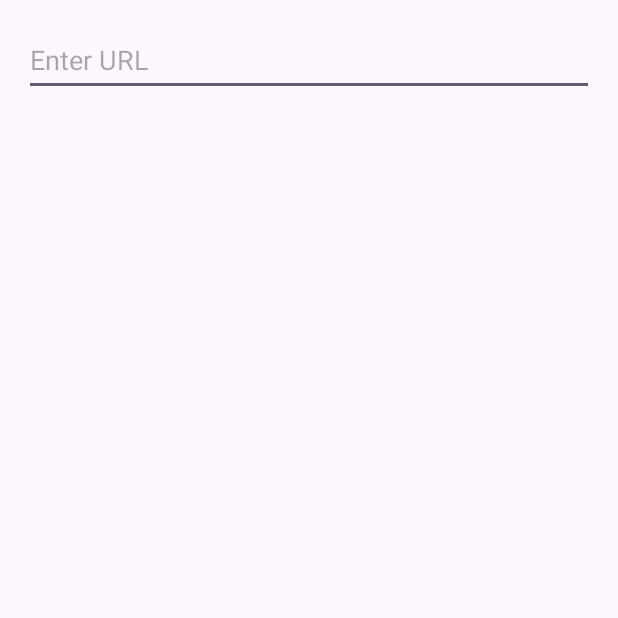
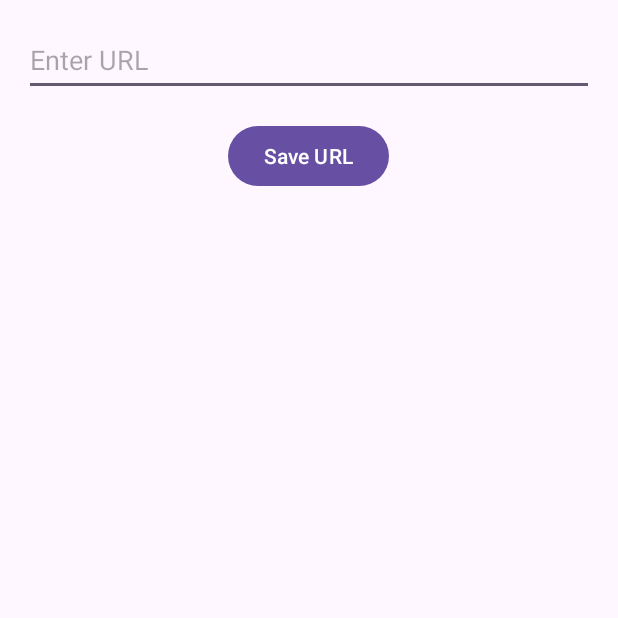
Before and after one commit to UplinkCoder/andorid_test, an Android app: the SettingsActivity screen opened directly, with no data from a screen before it, on a phone screen of 412 x 824 dp, the top half of it. Run offline under Robolectric (Android 15) with nearby library versions, the phone set to English and light mode, and no system bars.

Commit message:
Fix Settings layput

```diff
--- a/app/src/main/res/layout/settings_activity.xml
+++ b/app/src/main/res/layout/settings_activity.xml
@@ -1,4 +1,4 @@
-<LinearLayout xmlns:android="http://schemas.android.com/apk/res/android"
+<RelativeLayout xmlns:android="http://schemas.android.com/apk/res/android"
     xmlns:tools="http://schemas.android.com/tools"
     android:layout_width="match_parent"
     android:layout_height="match_parent"
@@ -22,7 +22,9 @@
         android:id="@+id/saveUrlButton"
         android:layout_width="wrap_content"
         android:layout_height="wrap_content"
+        android:layout_below="@+id/urlEditText"
+        android:layout_centerHorizontal="true"
         android:layout_gravity="center"
         android:layout_marginTop="16dp"
         android:text="Save URL" />
-</LinearLayout>
+</RelativeLayout>
```
